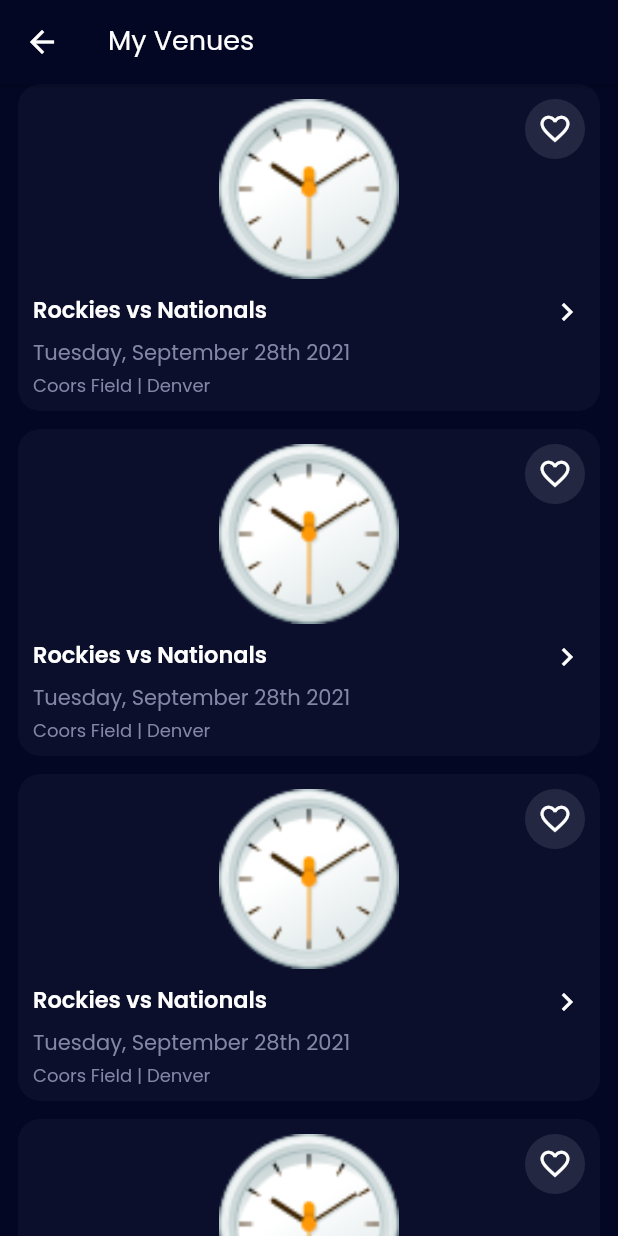
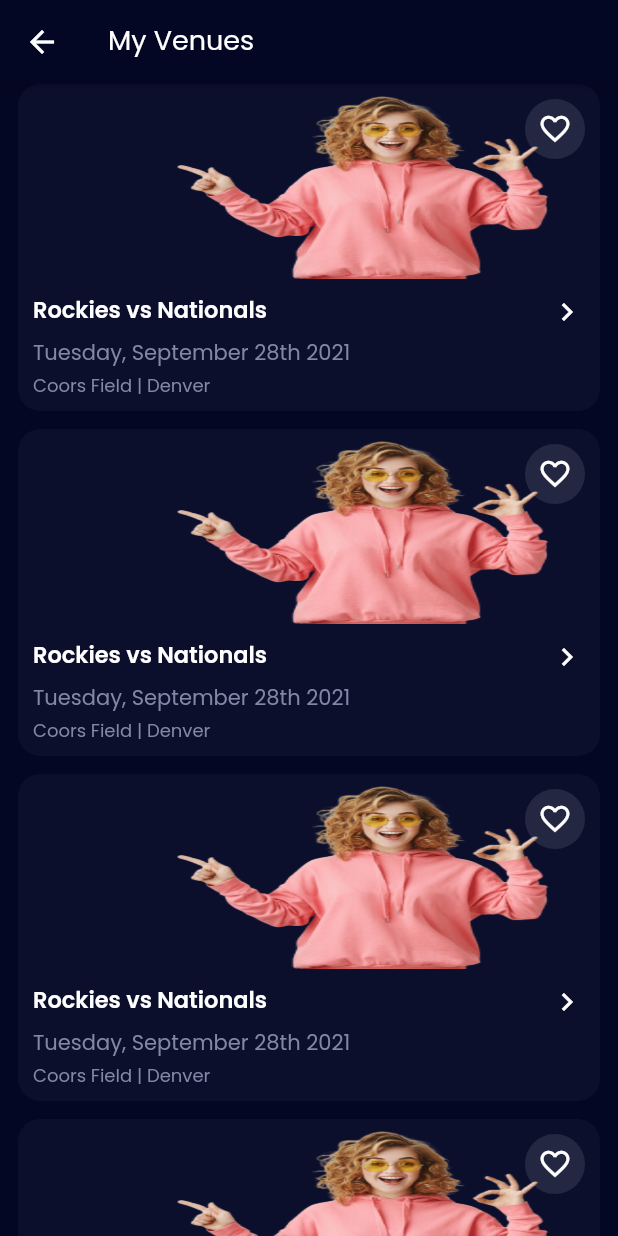
Before and after one commit to fluttertutorialin/mvpeventstaffing, a Flutter app: the VenuesLikePage screen opened by its route, on a phone screen of 412 x 824 dp. Run offline on Flutter 3.47's test engine with Material 2 defaults, Android fonts, the phone set to English and light mode, and no system bars; our stand-ins replace get, google_fonts, pin_code_text_field, table_calendar.

Commit message:
venues add

```diff
--- a/lib/resource/app_image.dart
+++ b/lib/resource/app_image.dart
@@ -6,3 +6,4 @@
 const profilePictureImage = '${assetImage}profile_picture.png';
 const pendingImage = '${assetImage}pending.png';
 const filterImage = '${assetImage}filter.png';
+const noEventImage = '${assetImage}no_event.png';
--- a/lib/ui/page/home_page.dart
+++ b/lib/ui/page/home_page.dart
@@ -101,7 +101,8 @@
                                                                           15)),
                                                               child: Center(
                                                                   child: Image.asset(
-                                                                      pendingImage,
+                                                                      noEventImage,
+                                                                      width: Get.width,
                                                                       height:
                                                                           120,
                                                                       fit: BoxFit
--- a/lib/ui/widget/venues_item_view.dart
+++ b/lib/ui/widget/venues_item_view.dart
@@ -13,32 +13,35 @@
         margin: const EdgeInsets.only(bottom: 12, left: 12, right: 12),
         decoration: BoxDecoration(
             borderRadius: BorderRadius.circular(15), color: boxColor),
-        child: Padding(
-            padding: const EdgeInsets.all(10),
         child: InkWell(
             onTap: () {
               Get.toNamed(eventDetailRoute);
             },
-                child: Column(
-                    crossAxisAlignment: CrossAxisAlignment.start,
-                    children: [
+            child:
+                Column(crossAxisAlignment: CrossAxisAlignment.start, children: [
               Stack(children: [
                 Positioned(
-                            right: 0,
-                            top: 0,
-                            child: InkWell(child: CircleAvatar(
+                    right: 10,
+                    top: 10,
+                    child: InkWell(
+                        child: CircleAvatar(
                             backgroundColor: Colors.white.withOpacity(0.1),
                             child: const Icon(Icons.favorite_border,
-                                    color: whiteColor, size: 23)), onTap: (){})),
+                                color: whiteColor, size: 23)),
+                        onTap: () {})),
                 ClipRRect(
                     borderRadius: const BorderRadius.only(
                         topLeft: Radius.circular(15),
                         topRight: Radius.circular(15)),
-                                child: Center(
-                                    child: Image.asset(pendingImage,
-                                        height: 120, fit: BoxFit.fill)))
+                    child: Image.asset(noEventImage,
+                        width: Get.width,
+                        height: 130, fit: BoxFit.fill))
               ]),
-                      const SizedBox(height: 10),
+              Padding(
+                  padding: const EdgeInsets.all(10),
+                  child: Column(
+                      crossAxisAlignment: CrossAxisAlignment.start,
+                      children: [
                         Row(children: [
                           Text('Rockies vs Nationals',
                               maxLines: 1,
@@ -52,12 +55,15 @@
                         Text('Tuesday, September 28th 2021',
                             maxLines: 1,
                             style: Get.textTheme.bodyText1!.merge(
-                              const TextStyle(color: greyColor, fontSize: 14))),
+                                const TextStyle(
+                                    color: greyColor, fontSize: 14))),
                         const SizedBox(height: 5),
                         Text('Coors Field | Denver',
                             maxLines: 1,
                             style: Get.textTheme.bodyText1!.merge(
-                              const TextStyle(color: greyColor, fontSize: 12)))
-                    ]))));
+                                const TextStyle(
+                                    color: greyColor, fontSize: 12)))
+                      ]))
+            ])));
   }
 }
```
Also changed, not shown: lib/ui/widget/event_item_view.dart (+18 -10 lines), assets/images/no_event.png (added). Lines whose indentation alone changed are shown as unchanged.
